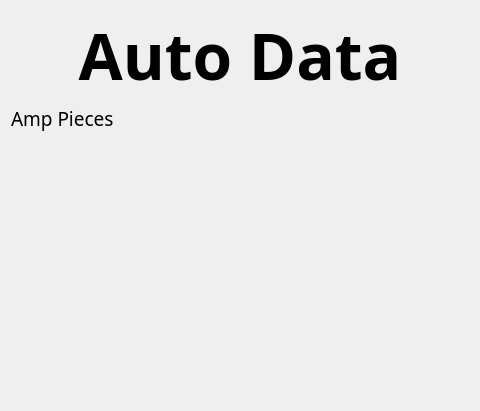
Above: ui/AutoScouting.ui from binex-dsk/QFRCScouter before the change. Below: the same form after it.
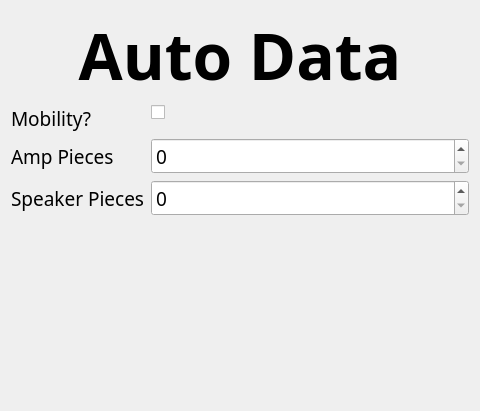
That is the form after the change.

```diff
--- a/ui/AutoScouting.ui
+++ b/ui/AutoScouting.ui
@@ -37,13 +37,40 @@
      </property>
     </widget>
    </item>
-   <item row="1" column="0">
+   <item row="2" column="0">
     <widget class="QLabel" name="label_2">
      <property name="text">
       <string>Amp Pieces</string>
      </property>
     </widget>
    </item>
+   <item row="2" column="1">
+    <widget class="QSpinBox" name="ampPieces"/>
+   </item>
+   <item row="3" column="0">
+    <widget class="QLabel" name="label_3">
+     <property name="text">
+      <string>Speaker Pieces</string>
+     </property>
+    </widget>
+   </item>
+   <item row="3" column="1">
+    <widget class="QSpinBox" name="speakerPieces"/>
+   </item>
+   <item row="1" column="0">
+    <widget class="QLabel" name="label_4">
+     <property name="text">
+      <string>Mobility?</string>
+     </property>
+    </widget>
+   </item>
+   <item row="1" column="1">
+    <widget class="QCheckBox" name="mobility">
+     <property name="text">
+      <string/>
+     </property>
+    </widget>
+   </item>
   </layout>
  </widget>
  <resources/>
```
Left out of the diff: 4 changed lines with no effect on the pictures.
